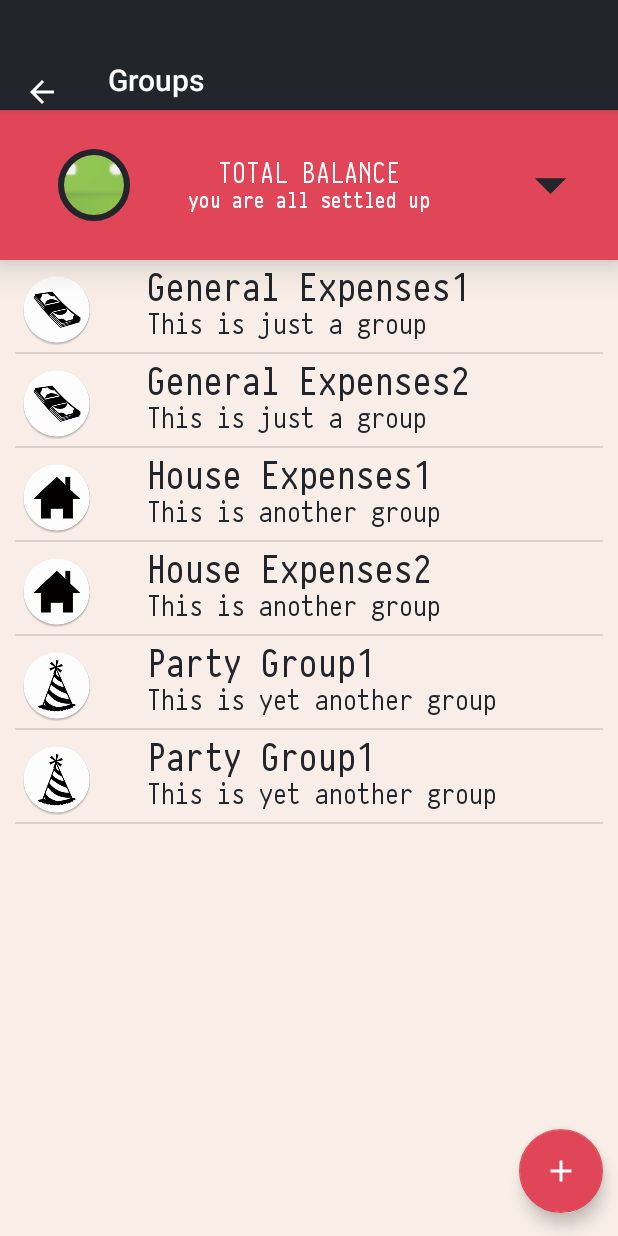
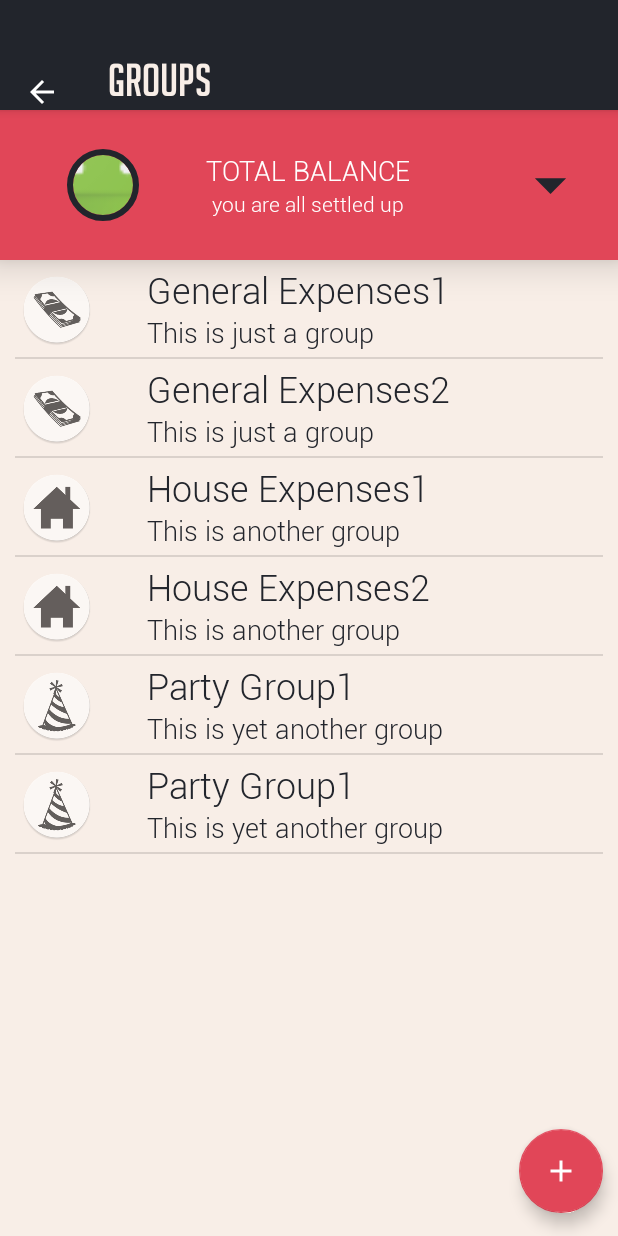
Before and after one commit to IamTheLime/BlockSplitWiseClient, an Android app: the Groups screen opened directly, with no data from a screen before it, on a phone screen of 412 x 824 dp. Run offline under Robolectric (Android 15) with nearby library versions, the phone set to English and light mode, and no system bars; libraries missing offline, so code that uses them is left out: com.mikhaellopez.circularimageview; plain views replace CircularImageView.

Commit message:
ajustados os poblemas de assynch

```diff
--- a/ClientBlockSplitWise/app/src/main/java/com/blocksplitwise/clientblocksplitwise/GroupEventsAdapter.java
+++ b/ClientBlockSplitWise/app/src/main/java/com/blocksplitwise/clientblocksplitwise/GroupEventsAdapter.java
@@ -80,7 +80,7 @@
             test1.setTypeface(face);
             test1.setTextSize(18);
             test2.setTypeface(face2);
-            test2.setTextSize(24);
+            test2.setTextSize(20);
 
         }
 
--- a/ClientBlockSplitWise/app/src/main/java/com/blocksplitwise/clientblocksplitwise/MainActivity.java
+++ b/ClientBlockSplitWise/app/src/main/java/com/blocksplitwise/clientblocksplitwise/MainActivity.java
@@ -32,11 +32,13 @@
         super.onCreate(savedInstanceState);
         setContentView(R.layout.activity_main);
         Toolbar toolbar = (Toolbar) findViewById(R.id.toolbar);
+        /////////////////////////////FONT TOP///////////////////////////////////////
         TextView tv = (TextView) findViewById(R.id.toolbar_title);
         Typeface face = Typeface.createFromAsset((getAssets()),"font/Amethyst.ttf");
         tv.setTypeface(face);
         tv.setText("BLOCKSPLITWISE");
         tv.setTextSize(30);
+        ////////////////////////////////////////////////////////////////////////////
         setSupportActionBar(toolbar);
         findViewById(R.id.toolbar).setPadding(0,50,0,0);
         DrawerLayout drawer = (DrawerLayout) findViewById(R.id.drawer_layout);
--- a/ClientBlockSplitWise/app/src/main/res/layout/activity_groups.xml
+++ b/ClientBlockSplitWise/app/src/main/res/layout/activity_groups.xml
@@ -16,7 +16,16 @@
             android:layout_width="match_parent"
             android:layout_height="73dp"
             android:background="@drawable/side_nav_bar"
-            app:popupTheme="@style/AppTheme.PopupOverlay" />
+            app:popupTheme="@style/AppTheme.PopupOverlay">
+            <TextView
+                style="@style/TextAppearance.AppCompat.Widget.ActionBar.Title"
+                android:id="@+id/toolbar_title"
+                android:text="TESTE"
+                android:layout_width="wrap_content"
+                android:layout_height="wrap_content"
+                android:textColor="@color/colorBG"
+                android:elevation="20dp"/>
+            </android.support.v7.widget.Toolbar>
 
     </android.support.design.widget.AppBarLayout>
 
--- a/ClientBlockSplitWise/app/src/main/res/layout/card_view_layout.xml
+++ b/ClientBlockSplitWise/app/src/main/res/layout/card_view_layout.xml
@@ -27,6 +27,7 @@
                 android:layout_height="wrap_content"
                 android:layout_alignParentLeft="true"
                 android:layout_alignParentTop="true"
+                android:alpha="0.6"
                 android:layout_marginTop="5dp"
                 android:layout_marginRight="16dp" />
 
--- a/ClientBlockSplitWise/app/src/main/res/layout/card_view_timeline.xml
+++ b/ClientBlockSplitWise/app/src/main/res/layout/card_view_timeline.xml
@@ -27,7 +27,7 @@
         <android.support.v7.widget.CardView
             android:id="@+id/cvtimeline"
             android:elevation="10dp"
-            app:cardCornerRadius="0dp"
+            app:cardCornerRadius="3dp"
             android:layout_width="match_parent"
             android:layout_height="50dp"
             android:layout_marginEnd="20dp"
@@ -54,11 +54,11 @@
                 android:layout_centerVertical="true"
                 android:layout_width="wrap_content"
                 android:layout_height="wrap_content"
-                android:layout_alignParentTop="true"
+                android:layout_alignParentTop="false"
                 android:layout_marginStart="20dp"
                 android:layout_toEndOf="@+id/group_photo2"
                 android:textColor="#000000"
-                android:textSize="30sp" />
+                android:textSize="10dp" />
 
             <TextView
                 android:id="@+id/group_info2"
--- a/ClientBlockSplitWise/app/src/main/res/values/strings.xml
+++ b/ClientBlockSplitWise/app/src/main/res/values/strings.xml
@@ -19,7 +19,7 @@
     <string name="navigation_drawer_close">Close navigation drawer</string>
 
     <string name="action_settings">Settings</string>
-    <string name="title_activity_friends">Friends</string>
-    <string name="title_activity_groups">Groups</string>
-    <string name="title_activity_group">Group</string>
+    <string name="title_activity_friends"></string>
+    <string name="title_activity_groups"></string>
+    <string name="title_activity_group"></string>
 </resources>
```
Also changed, not shown: ClientBlockSplitWise/app/src/main/java/com/blocksplitwise/clientblocksplitwise/Friends.java (+9 -0 lines), ClientBlockSplitWise/app/src/main/java/com/blocksplitwise/clientblocksplitwise/Group.java (+7 -0 lines), ClientBlockSplitWise/app/src/main/java/com/blocksplitwise/clientblocksplitwise/Groups.java (+53 -0 lines), ClientBlockSplitWise/app/src/main/java/com/blocksplitwise/clientblocksplitwise/LoginActivity.java (+7 -4 lines), ClientBlockSplitWise/app/src/main/res/layout/activity_friends.xml (+10 -1 lines), ClientBlockSplitWise/app/src/main/res/layout/activity_group.xml (+10 -1 lines), ClientBlockSplitWise/app/src/main/res/layout/content_main.xml (+4 -3 lines), ClientBlockSplitWise/app/src/main/assets/font/Amethyst.ttf, ClientBlockSplitWise/app/src/main/assets/font/pragmata.ttf.
